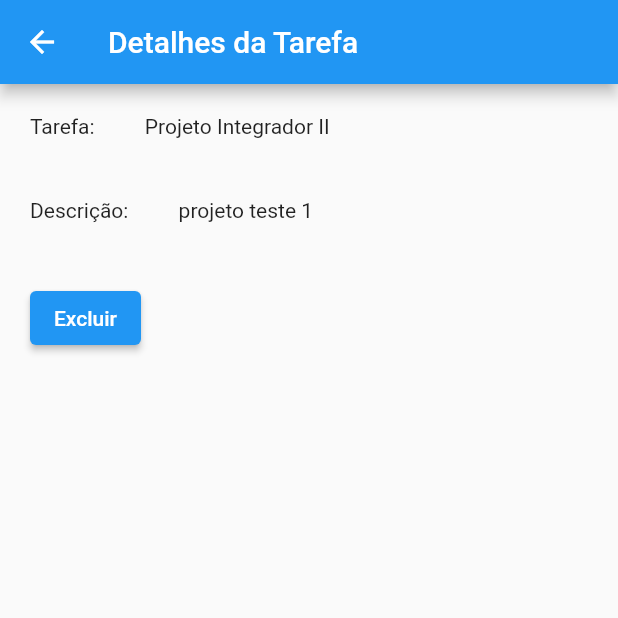
After one commit to AndreyCordeiro/lista_tarefas, a Flutter app: the screen it shows after launch, after a tap on an icon or button, on a phone screen of 412 x 824 dp, the top half of it. The commit adds this screen. Run offline on Flutter 3.47's test engine with Material 2 defaults, Android fonts, the phone set to English and light mode, and no system bars; our stand-ins replace sqflite; accounts and stored records are empty; statements that could not run were skipped.

Commit message:
Iniciando implementação da tela para ver os detalhes da tarefa

```diff
--- /dev/null
+++ b/lib/tarefas/info-tarefa-page.dart
@@ -0,0 +1,13 @@
+import 'package:flutter/material.dart';
+import 'package:lista_tarefas/tarefas/tarefa.dart';
+
+import 'info-tarefa-widget.dart';
+
+class InfoTarefaPage extends StatefulWidget {
+  Tarefa tarefa;
+
+  InfoTarefaPage(this.tarefa);
+
+  @override
+  State<InfoTarefaPage> createState() => InfoTarefaWidget(tarefa: tarefa);
+}
--- /dev/null
+++ b/lib/tarefas/info-tarefa-widget.dart
@@ -0,0 +1,95 @@
+import 'package:flutter/material.dart';
+import 'package:lista_tarefas/tarefas/tarefa.dart';
+import 'package:path/path.dart';
+import 'package:sqflite/sqflite.dart';
+
+import 'info-tarefa-page.dart';
+
+class InfoTarefaWidget extends State<InfoTarefaPage> {
+  Tarefa tarefa;
+
+  InfoTarefaWidget({required this.tarefa});
+
+  @override
+  Widget build(BuildContext context) {
+    return Scaffold(
+      appBar: AppBar(
+        title: const Text("Detalhes da Tarefa"),
+      ),
+      body: Column(
+        crossAxisAlignment: CrossAxisAlignment.start,
+        children: <Widget>[
+          Padding(
+            padding: const EdgeInsets.all(20.0),
+            child: Row(
+              children: <Widget>[
+                Column(
+                  children: <Widget>[
+                    Row(
+                      children: <Widget>[
+                        const Text('Tarefa: '),
+                        const SizedBox(width: 30),
+                        Text(tarefa.nome),
+                      ],
+                    ),
+                  ],
+                ),
+              ],
+            ),
+          ),
+          Padding(
+            padding: const EdgeInsets.all(20.0),
+            child: Row(
+              children: <Widget>[
+                Column(
+                  children: <Widget>[
+                    Row(
+                      children: <Widget>[
+                        const Text('Descrição: '),
+                        const SizedBox(width: 30),
+                        Text(tarefa.descricao),
+                      ],
+                    ),
+                  ],
+                ),
+              ],
+            ),
+          ),
+          Row(
+            children: <Widget>[
+              Padding(
+                padding: const EdgeInsets.all(20.0),
+                child: ElevatedButton(
+                  onPressed: () {
+
+                  },
+                  style: ButtonStyle(
+                    backgroundColor:
+                  ),
+                  child: const Text('Excluir'),
+                ),
+              ),
+            ],
+          ),
+        ],
+      ),
+    );
+  }
+
+  Future<int> _salvar(String nome, String descricao, [int? id]) async {
+    String path = join(await getDatabasesPath(), 'task_list');
+    Database dataBase = await openDatabase(path, version: 1);
+
+    String sql;
+    Future<int> linhasAfetadas;
+
+    if (id == null) {
+      sql = "INSERT INTO tarefa (nome, descricao) VALUES (?, ?)";
+      linhasAfetadas = dataBase.rawInsert(sql, [nome, descricao]);
+    } else {
+      sql = "UPDATE tarefa SET nome = ?, descricao = ? WHERE id = ?";
+      linhasAfetadas = dataBase.rawInsert(sql, [nome, descricao]);
+    }
+    return linhasAfetadas;
+  }
+}
--- a/lib/tarefas/lista-tarefas.dart
+++ b/lib/tarefas/lista-tarefas.dart
@@ -1,8 +1,10 @@
 import 'package:flutter/material.dart';
+import 'package:lista_tarefas/tarefas/tarefa.dart';
 import 'package:path/path.dart';
 import 'package:sqflite/sqflite.dart';
 
 import 'cadastro/cadastro-tarefa-page.dart';
+import 'info-tarefa-page.dart';
 
 class ListaTarefas extends StatelessWidget {
   @override
@@ -24,6 +26,9 @@ class ListaTarefas extends StatelessWidget {
             itemCount: listaTarefas.length,
             itemBuilder: (context, index) {
               var tarefa = listaTarefas[index];
+              Tarefa task = Tarefa(
+                  nome: tarefa['nome'].toString(),
+                  descricao: tarefa['descricao'].toString());
 
               return Card(
                 elevation: 4,
@@ -39,6 +44,14 @@ class ListaTarefas extends StatelessWidget {
                   title: Text(tarefa['nome'].toString()),
                   subtitle: Text(tarefa['descricao'].toString()),
                   trailing: const Icon(Icons.arrow_forward_ios_outlined),
+                  onTap: () {
+                    Navigator.push(
+                      context,
+                      MaterialPageRoute(
+                        builder: (context) => InfoTarefaPage(task),
+                      ),
+                    );
+                  },
                 ),
               );
             },
```
